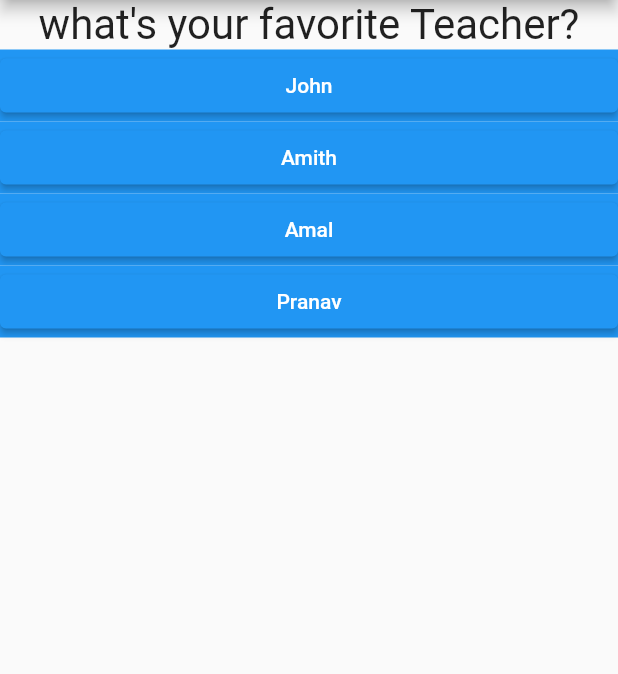
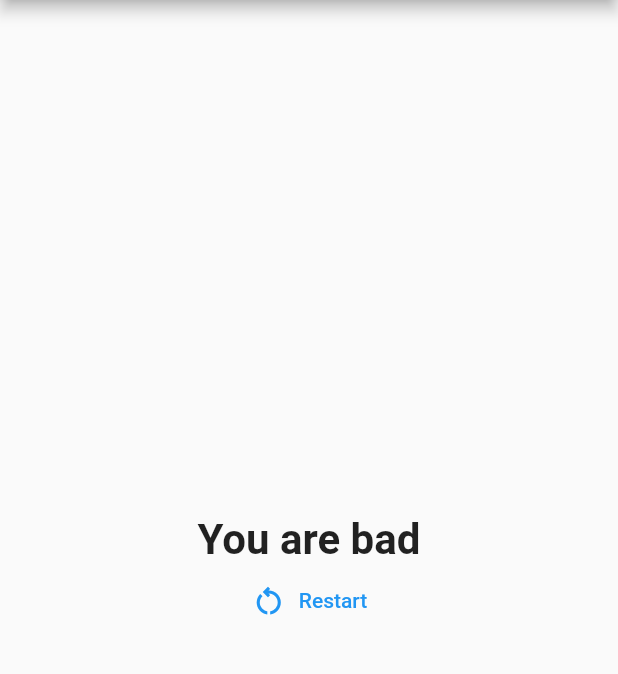
Before and after one commit to jishkln/i_quiz, a Flutter app: the screen it shows after launch, after a tap on "Black", after a tap on "Tiger", after a tap on "Amal", on a phone screen of 412 x 824 dp, the part 84-758 px from its top. Run offline on Flutter 3.47's test engine with Material 2 defaults, Android fonts, the light colour scheme and no system bars.

Commit message:
final commit

```diff
--- a/lib/main.dart
+++ b/lib/main.dart
@@ -1,8 +1,10 @@
 import 'dart:developer';
 
 import 'package:flutter/material.dart';
+import 'package:i_quiz/quiz.dart';
 import 'package:i_quiz/qustions.dart';
 import 'package:i_quiz/answer.dart';
+import 'package:i_quiz/results.dart';
 
 void main() {
   runApp(const MyApp());
@@ -18,25 +20,50 @@ class _MyAppState extends State<MyApp> {
   final qustions = const [
     {
       'questionText': 'what\'s your favorite color?',
-      'answers': ['Black', 'Blue', 'Yellow', 'Green'],
+      'answers': [
+        {'text': 'Black', 'score': 10},
+        {'text': 'Blue', 'score': 5},
+        {'text': 'Yellow', 'score': 3},
+        {'text': 'Green', 'score': 1},
+      ],
     },
     {
       'questionText': 'what\'s your favorite animal?',
-      'answers': ['Dog', 'Tiger', 'Lion', 'Cat'],
+      'answers': [
+        {'text': 'Dog', 'score': 10},
+        {'text': 'Tiger', 'score': 5},
+        {'text': 'Lion', 'score': 3},
+        {'text': 'Cat', 'score': 1},
+      ],
     },
     {
       'questionText': 'what\'s your favorite Teacher?',
-      'answers': ['John', 'Amith', 'Amal', 'Pranav'],
+      'answers': [
+        {'text': 'John', 'score': 1},
+        {'text': 'Amith', 'score': 1},
+        {'text': 'Amal', 'score': 1},
+        {'text': 'Pranav', 'score': 1},
+      ],
     },
   ];
 
-  var _qustionIndex = 0;
-  void _answerQustion() {
-    if (_qustionIndex < qustions.length - 1) {
+  int _qustionIndex = 0;
+  int _totalScore = 0;
+  void _reStart() {
+    setState(() {
+      _qustionIndex = 0;
+      _totalScore = 0;
+    });
+  }
+
+  void _answerQustion(
+    int score,
+  ) {
+    _totalScore += score;
     setState(() {
       _qustionIndex = _qustionIndex + 1;
     });
-    }
+
     log(_qustionIndex.toString());
   }
 
@@ -49,18 +76,15 @@ class _MyAppState extends State<MyApp> {
               'My app',
             ),
           ),
-        body: Column(
-          children: [
-            Qustions(
-              qustionText: qustions[_qustionIndex]['questionText'] as String,
-            ),
-            ...(qustions[_qustionIndex]['answers'] as List<String>)
-                .map((answer) {
-              return Answer(selectHandler: _answerQustion, answers: answer);
-            }).toList()
-          ],
-        ),
-      ),
+          body: (_qustionIndex < qustions.length)
+              ? Quiz(
+                  qustions: qustions,
+                  qustionIndex: _qustionIndex,
+                  answerQustion: _answerQustion)
+              : Results(
+                  restart: _reStart,
+                  resultScore: _totalScore,
+                )),
     );
   }
 }
--- /dev/null
+++ b/lib/quiz.dart
@@ -0,0 +1,28 @@
+import 'package:flutter/material.dart';
+import 'package:i_quiz/answer.dart';
+import 'package:i_quiz/qustions.dart';
+
+class Quiz extends StatelessWidget {
+  const Quiz(
+      {super.key,
+      required this.qustions,
+      required this.qustionIndex,
+      required this.answerQustion});
+  final List<Map<String, Object>> qustions;
+  final int qustionIndex;
+  final Function answerQustion;
+
+  @override
+  Widget build(BuildContext context) {
+    return Column(
+      children: [
+        ...(qustions[qustionIndex]['answers'] as List<Map<String, Object>>)
+            .map((answer) {
+          return Answer(
+              selectHandler: () => answerQustion(answer['score']),
+              answers: answer['text'] as String);
+        }).toList()
+      ],
+    );
+  }
+}
--- /dev/null
+++ b/lib/results.dart
@@ -0,0 +1,42 @@
+import 'package:flutter/material.dart';
+
+class Results extends StatelessWidget {
+  const Results({super.key, required this.resultScore, required this.restart});
+  final int resultScore;
+  final Function() restart;
+
+  String get result {
+    String resultText;
+    if (resultScore <= 8) {
+      resultText = "You are awesome ";
+    } else if (resultScore <= 12) {
+      resultText = "You are good";
+    } else if (resultScore <= 15) {
+      resultText = "You are strange";
+    } else {
+      resultText = "You are bad";
+    }
+
+    return resultText;
+  }
+
+  @override
+  Widget build(BuildContext context) {
+    return Center(
+      child: Column(
+        mainAxisAlignment: MainAxisAlignment.center,
+        children: [
+          Text(
+            result,
+            style: const TextStyle(fontSize: 28, fontWeight: FontWeight.bold),
+            textAlign: TextAlign.center,
+          ),
+          TextButton.icon(
+              onPressed: restart,
+              icon: const Icon(Icons.restart_alt_outlined),
+              label: const Text('Restart'))
+        ],
+      ),
+    );
+  }
+}
```
Also changed, not shown: flutter_01.png (added). Lines whose indentation alone changed are shown as unchanged.
